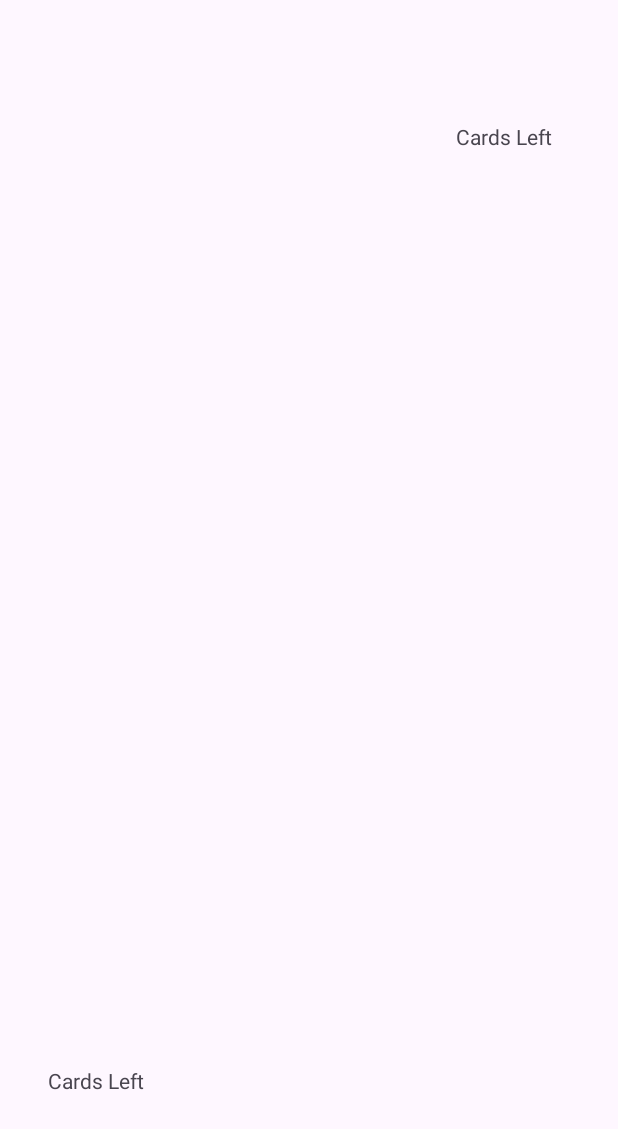
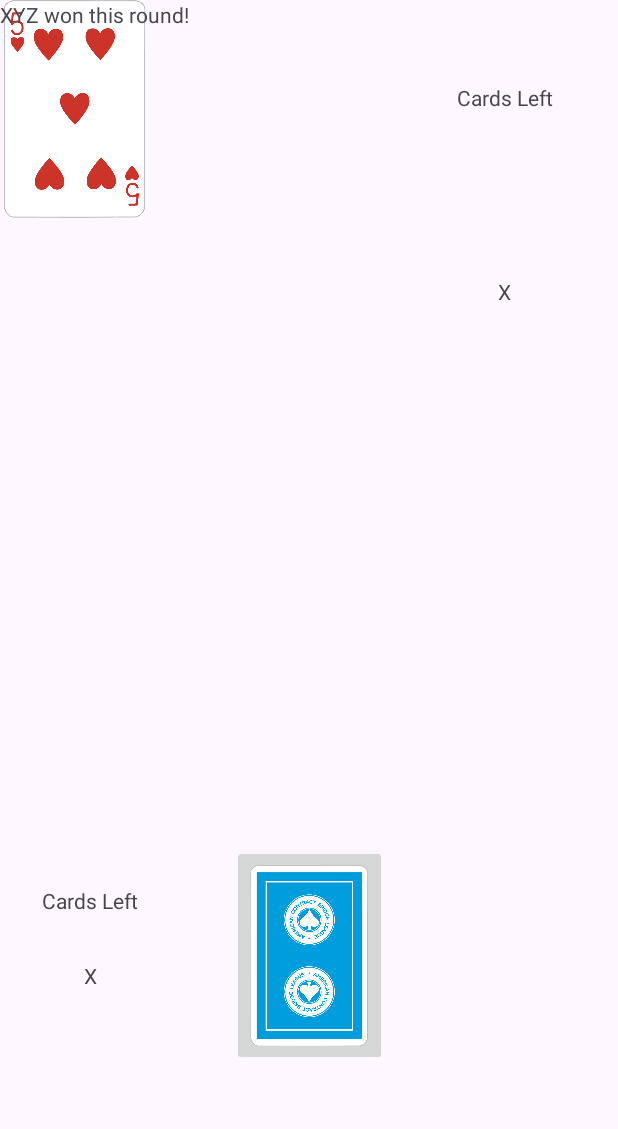
Before and after one commit to ElinFoUni/WarCardGame, an Android app: the MainActivity screen opened directly, with no data from a screen before it, on a phone screen of 412 x 824 dp. Before the commit the part shown is almost empty. Shown: the top 1129 px of the screen. Run offline under Robolectric (Android 15) with nearby library versions, the phone set to English and light mode, and no system bars.

Commit message:
Created a player object in Main. Changed folder structure a bit.

```diff
--- a/app/src/main/java/com/example/war/LoseScreenActivity.kt
+++ b/app/src/main/java/com/example/war/LoseScreenActivity.kt
@@ -17,5 +17,7 @@ class LoseScreenActivity : AppCompatActivity() {
             insets
         }
         //You lose!
+
+        // button.setOnClickListener{finish()}
     }
 }
--- a/app/src/main/java/com/example/war/MainActivity.kt
+++ b/app/src/main/java/com/example/war/MainActivity.kt
@@ -10,6 +10,7 @@ import androidx.core.view.WindowInsetsCompat
 class MainActivity : AppCompatActivity() {
 
     lateinit var humanPlayer: Player
+    lateinit var pcPlayer: Player
 
     override fun onCreate(savedInstanceState: Bundle?) {
         super.onCreate(savedInstanceState)
@@ -26,6 +27,9 @@ class MainActivity : AppCompatActivity() {
         //creates an object for the human player
         humanPlayer = Player(name = playerName, cardsLeft = 26)
 
+        //PC player
+        pcPlayer = Player(name = "Computer", cardsLeft = 26)
+
         //TODO add a greeting
 
 
--- a/app/src/main/java/com/example/war/WinScreenActivity.kt
+++ b/app/src/main/java/com/example/war/WinScreenActivity.kt
@@ -17,5 +17,7 @@ class WinScreenActivity : AppCompatActivity() {
             insets
         }
         //..("youwon!!) (import name)
+
+        // button.setOnClickListener{finish()}
     }
 }
--- a/app/src/main/res/layout/activity_main.xml
+++ b/app/src/main/res/layout/activity_main.xml
@@ -11,21 +11,83 @@
         android:id="@+id/numberOfCardsLeftText2"
         android:layout_width="wrap_content"
         android:layout_height="wrap_content"
-        android:layout_marginEnd="44dp"
         android:text="Cards Left"
         app:layout_constraintBottom_toBottomOf="parent"
         app:layout_constraintEnd_toEndOf="parent"
+        app:layout_constraintHorizontal_bias="0.876"
+        app:layout_constraintStart_toStartOf="parent"
         app:layout_constraintTop_toTopOf="parent"
-        app:layout_constraintVertical_bias="0.101" />
+        app:layout_constraintVertical_bias="0.069" />
+
+    <TextView
+        android:id="@+id/pcCardNumberTextView"
+        android:layout_width="wrap_content"
+        android:layout_height="wrap_content"
+        android:layout_marginBottom="620dp"
+        android:text="X"
+        app:layout_constraintBottom_toBottomOf="parent"
+        app:layout_constraintEnd_toEndOf="parent"
+        app:layout_constraintHorizontal_bias="0.823"
+        app:layout_constraintStart_toStartOf="parent" />
 
     <TextView
         android:id="@+id/numberOfCardsLeftText"
         android:layout_width="wrap_content"
         android:layout_height="wrap_content"
-        android:layout_marginEnd="316dp"
         android:text="Cards Left"
         app:layout_constraintBottom_toBottomOf="parent"
         app:layout_constraintEnd_toEndOf="parent"
+        app:layout_constraintHorizontal_bias="0.08"
+        app:layout_constraintStart_toStartOf="parent"
         app:layout_constraintTop_toTopOf="parent"
-        app:layout_constraintVertical_bias="0.883" />
+        app:layout_constraintVertical_bias="0.734" />
+
+    <TextView
+        android:id="@+id/playerCardNumberTextView"
+        android:layout_width="wrap_content"
+        android:layout_height="wrap_content"
+        android:layout_marginStart="56dp"
+        android:layout_marginBottom="164dp"
+        android:text="X"
+        app:layout_constraintBottom_toBottomOf="parent"
+        app:layout_constraintStart_toStartOf="parent" />
+
+    <ImageButton
+        android:id="@+id/imageButton"
+        android:layout_width="103dp"
+        android:layout_height="147dp"
+        android:scaleType="centerInside"
+        app:layout_constraintBottom_toBottomOf="parent"
+        app:layout_constraintEnd_toEndOf="parent"
+        app:layout_constraintHorizontal_bias="0.5"
+        app:layout_constraintStart_toEndOf="@+id/numberOfCardsLeftText"
+        app:layout_constraintStart_toStartOf="parent"
+        app:layout_constraintTop_toTopOf="parent"
+        app:layout_constraintVertical_bias="0.833"
+        app:srcCompat="@drawable/blue_back" />
+
+    <ImageView
+        android:id="@+id/imageView"
+        android:layout_width="100dp"
+        android:layout_height="145dp"
+        app:srcCompat="@drawable/two_clover"
+        tools:layout_editor_absoluteX="156dp"
+        tools:layout_editor_absoluteY="79dp" />
+
+    <ImageView
+        android:id="@+id/imageView2"
+        android:layout_width="100dp"
+        android:layout_height="145dp"
+        app:srcCompat="@drawable/five_hearts"
+        tools:layout_editor_absoluteX="156dp"
+        tools:layout_editor_absoluteY="305dp" />
+
+    <TextView
+        android:id="@+id/roundMessageTextView"
+        android:layout_width="wrap_content"
+        android:layout_height="wrap_content"
+        android:text="XYZ won this round!"
+        tools:layout_editor_absoluteX="144dp"
+        tools:layout_editor_absoluteY="254dp" />
+
 </androidx.constraintlayout.widget.ConstraintLayout>
--- a/app/src/main/res/layout/activity_main_menu.xml
+++ b/app/src/main/res/layout/activity_main_menu.xml
@@ -28,7 +28,7 @@
         android:id="@+id/startGameButton"
         android:layout_width="wrap_content"
         android:layout_height="wrap_content"
-        android:layout_marginBottom="100dp"
+        android:layout_marginBottom="136dp"
         android:text="Start"
         android:textSize="24sp"
         app:layout_constraintBottom_toBottomOf="parent"
@@ -39,25 +39,25 @@
         android:id="@+id/namePromptView"
         android:layout_width="wrap_content"
         android:layout_height="wrap_content"
-        android:layout_marginBottom="3dp"
+        android:layout_marginTop="152dp"
         android:text="Enter your name below..."
         android:textStyle="italic"
-        app:layout_constraintBottom_toTopOf="@+id/nameEditText"
         app:layout_constraintEnd_toEndOf="parent"
-        app:layout_constraintHorizontal_bias="0.5"
-        app:layout_constraintStart_toStartOf="parent" />
+        app:layout_constraintStart_toStartOf="parent"
+        app:layout_constraintTop_toBottomOf="@+id/gameTitleView" />
 
     <EditText
         android:id="@+id/nameEditText"
         android:layout_width="wrap_content"
         android:layout_height="wrap_content"
+        android:layout_marginTop="10dp"
         android:ems="10"
         android:inputType="text"
         android:text="Bob"
         app:layout_constraintBottom_toBottomOf="parent"
         app:layout_constraintEnd_toEndOf="parent"
-        app:layout_constraintHorizontal_bias="0.5"
         app:layout_constraintStart_toStartOf="parent"
-        app:layout_constraintTop_toTopOf="parent" />
+        app:layout_constraintTop_toBottomOf="@+id/namePromptView"
+        app:layout_constraintVertical_bias="0.0" />
 
 </androidx.constraintlayout.widget.ConstraintLayout>
```
